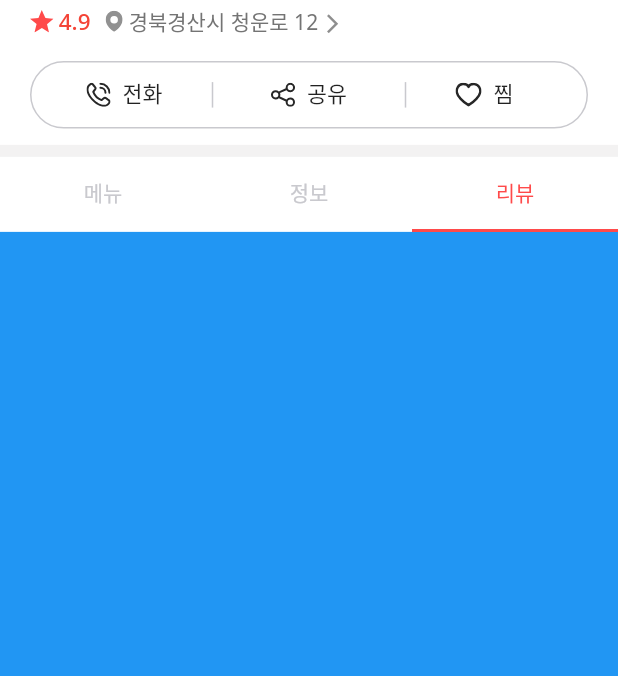
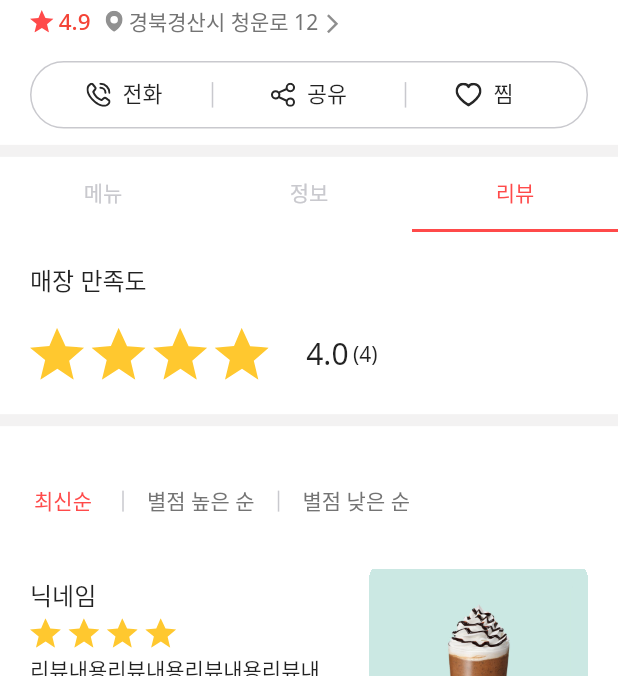
Before and after one commit to NNNsun/MeRe, a Flutter app: the StoreDetailRoot screen opened directly, tab 3 chosen, on a phone screen of 412 x 824 dp, the part 560-1236 px from its top. Run offline on Flutter 3.47's test engine with Material 2 defaults, Android fonts, the phone set to English and light mode, and no system bars; drawn by our look-alikes of extended_image, readmore, smooth_page_indicator; our stand-ins replace auto_size_text, carousel_slider, flutter_svg, fluttertoast, scroll_to_index, shared_preferences; missing offline and left inert: rect_getter; accounts and stored records are empty; project files that could hold a hidden picture were left out.

Commit message:
feat: making StoreDetailScreen & MenuDetailScreen

```diff
--- a/lib/common/const/img_path.dart
+++ b/lib/common/const/img_path.dart
@@ -28,7 +28,7 @@ const list_free = 'asset/svg/icon/component/list_free.svg';
 const list_normal = 'asset/svg/icon/component/list_normal.svg';
 const search_icon = 'asset/svg/icon/component/search_icon.svg';
 const location_icon = 'asset/svg/icon/component/location_icon.svg';
-const star_icon = 'asset/svg/icon/component/star_icon.svg';
+const black_star_icon = 'asset/svg/icon/component/black_star_icon.svg';
 const cart_btn = 'asset/svg/icon/component/cart_btn.svg';
 const home_btn = 'asset/svg/icon/component/home_btn.svg';
 const hashtag_btn = 'asset/svg/icon/component/hashtag_btn.svg';
@@ -36,3 +36,8 @@ const red_star_icon = 'asset/svg/icon/component/red_star_icon.svg';
 const call_icon = 'asset/svg/icon/component/call_icon.svg';
 const share_icon = 'asset/svg/icon/component/share_icon.svg';
 const store_heart_icon = 'asset/svg/icon/component/store_heart_icon.svg';
+const yellow_half_star = 'asset/svg/icon/component/yellow_half_star.svg';
+const yellow_star = 'asset/svg/icon/component/yellow_star.svg';
+const minus_btn = 'asset/svg/icon/component/minus_btn.svg';
+const plus_btn = 'asset/svg/icon/component/plus_btn.svg';
+const count_box = 'asset/svg/icon/component/count_box.svg';
--- a/lib/main.dart
+++ b/lib/main.dart
@@ -2,7 +2,7 @@ import 'package:flutter/material.dart';
 import 'package:flutter/services.dart';
 import 'package:new_me_re/common/const/color.dart';
 
-import 'order/component/store_detail_root.dart';
+import 'order/view/order_menu_screen.dart';
 
 void main() {
   runApp(const _App());
@@ -22,6 +22,7 @@ class _App extends StatelessWidget {
         FocusManager.instance.primaryFocus?.unfocus();
       },
       child: MaterialApp(
+          scrollBehavior: MyBehavior(),
           debugShowCheckedModeBanner: false,
           theme: ThemeData(
             fontFamily: 'NotoSans',
@@ -35,7 +36,9 @@ class _App extends StatelessWidget {
           // ),
           //routerConfig: router,
 
-          home: const StoreDetailRoot()
+          home: const OrderMenuScreen()
+          //const StoreDetailRoot()
+
           //  const SignUpAuthScreen(), // 회원가입- SMS인증
           // const SignUpUserInfoScreen(), // 회원가입- 유저정보 입력
           // const Root(),
@@ -47,3 +50,11 @@ class _App extends StatelessWidget {
     );
   }
 }
+
+class MyBehavior extends ScrollBehavior {
+  @override
+  Widget buildOverscrollIndicator(
+      BuildContext context, Widget child, ScrollableDetails details) {
+    return child;
+  }
+}
--- a/lib/order/component/store_detail_root.dart
+++ b/lib/order/component/store_detail_root.dart
@@ -2,6 +2,7 @@ import 'package:extended_image/extended_image.dart';
 import 'package:flutter/material.dart';
 import 'package:flutter_svg/svg.dart';
 import 'package:new_me_re/common/component/custom_appbar.dart';
+import 'package:new_me_re/order/view/store_review_page_screen.dart';
 import 'package:rect_getter/rect_getter.dart';
 import 'package:scroll_to_index/scroll_to_index.dart';
 import 'package:smooth_page_indicator/smooth_page_indicator.dart';
@@ -176,10 +177,11 @@ class _StoreDetailRootState extends State<StoreDetailRoot>
                   ),
                   Column(
                     children: [
-                      renderInterval(minBarSize),
+                      SizedBox(
+                        height: top <= minBarSize ? minBarSize - top + 50 : 50,
+                      ),
                       Expanded(
                         child: CustomScrollView(
-                          physics: const NeverScrollableScrollPhysics(),
                           controller: top == minBarSize
                               ? scrollController
                               : null, //null일때 안쪽 list가 딸려올라가지않음
@@ -334,9 +336,12 @@ class _StoreDetailRootState extends State<StoreDetailRoot>
                       ),
                     ],
                   ),
-                  Container(
-                    color: Colors.blue,
-                  ),
+                  StoreReviewPageScreen(
+                      ratings: 4, // 100이상인 경우 고려
+                      grade: 4.0,
+                      top: top,
+                      minBarSize: minBarSize,
+                      scrollController: scrollController),
                 ]);
           }),
         ),
@@ -674,7 +679,7 @@ class MenuSearchHeaderDelegate extends SliverPersistentHeaderDelegate {
         autofocus: false,
         isSearch: true,
         errorText: null,
-        obscureText: false,
+        obscureText: true,
       ),
     );
   }
--- a/lib/order/component/store_list_card.dart
+++ b/lib/order/component/store_list_card.dart
@@ -83,7 +83,7 @@ class StoreListCard extends StatelessWidget {
               ),
               Row(
                 children: [
-                  SvgPicture.asset(star_icon, height: 14),
+                  SvgPicture.asset(black_star_icon, height: 14),
                   Padding(
                     padding: const EdgeInsets.only(left: 4, right: 3),
                     child: Text(
--- /dev/null
+++ b/lib/order/view/store_review_page_screen.dart
@@ -0,0 +1,280 @@
+import 'package:flutter/material.dart';
+import 'package:flutter_svg/svg.dart';
+import 'package:new_me_re/common/const/color.dart';
+import 'package:new_me_re/common/const/img_path.dart';
+import 'package:readmore/readmore.dart';
+import 'package:scroll_to_index/scroll_to_index.dart';
+
+class StoreReviewPageScreen extends StatefulWidget {
+  const StoreReviewPageScreen({
+    Key? key,
+    required this.top,
+    required this.minBarSize,
+    required this.scrollController,
+    required this.grade,
+    required this.ratings,
+  }) : super(key: key);
+
+  final double top;
+  final double minBarSize;
+  final AutoScrollController scrollController;
+  final double grade;
+  final int ratings;
+
+  @override
+  State<StoreReviewPageScreen> createState() => _StoreReviewPageScreenState();
+}
+
+int reviewButton = 0;
+
+class _StoreReviewPageScreenState extends State<StoreReviewPageScreen> {
+  @override
+  Widget build(BuildContext context) {
+    int roundDown = widget.grade.ceil();
+    int round = widget.grade.round();
+    String ratingsStr = '';
+    if (widget.ratings > 100) {
+      ratingsStr = '100+';
+    } else {
+      ratingsStr = widget.ratings.toString();
+    }
+    return Container(
+      color: Colors.white,
+      child: Column(
+        children: [
+          SizedBox(
+            height: widget.top <= widget.minBarSize
+                ? widget.minBarSize - widget.top + 50
+                : 50,
+          ),
+          Expanded(
+            child: CustomScrollView(
+              controller: widget.top == widget.minBarSize
+                  ? widget.scrollController
+                  : null, //null일때 안쪽 list가 딸려올라가지않음
+              slivers: [
+                SliverList(
+                  delegate: SliverChildListDelegate([
+                    const Padding(
+                        padding: EdgeInsets.all(20.0),
+                        child: Text(
+                          '매장 만족도',
+                          style: TextStyle(
+                              fontSize: 16, fontWeight: FontWeight.w500),
+                        )),
+                    Padding(
+                      padding: const EdgeInsets.symmetric(horizontal: 20.0),
+                      child: Row(
+                        children: [
+                          for (int i = 0; i < round; i++)
+                            Padding(
+                              padding: const EdgeInsets.only(right: 5),
+                              child: SvgPicture.asset(yellow_star),
+                            ),
+                          if (roundDown != round)
+                            SvgPicture.asset(yellow_half_star),
+                          const SizedBox(width: 20),
+                          Text(
+                            '${widget.grade}',
+                            style: const TextStyle(
+                              fontSize: 20,
+                            ),
+                          ),
+                          const SizedBox(width: 3),
+                          Text(
+                            '($ratingsStr)',
+                            style: const TextStyle(
+                              fontSize: 14,
+                            ),
+                          ),
+                        ],
+                      ),
+                    ),
+                    const Padding(
+                      padding: EdgeInsets.symmetric(vertical: 30),
+                      child: Divider(
+                        color: INPUT_BORDER_COLOR,
+                        thickness: 8,
+                        height: 1,
+                      ),
+                    ),
+                  ]),
+                ),
+                SliverToBoxAdapter(
+                    child: Padding(
+                  padding: const EdgeInsets.only(left: 10),
+                  child: SizedBox(
+                    height: 40,
+                    child: Row(
+                      children: [
+                        TextButton(
+                          onPressed: () {
+                            setState(() {
+                              reviewButton = 0;
+                            });
+                          },
+                          style: TextButton.styleFrom(
+                              splashFactory: NoSplash.splashFactory,
+                              foregroundColor: reviewButton == 0
+                                  ? PRIMARY_COLOR
+                                  : IMPACT_COLOR_DARK_GRAY),
+                          child: const Text('최신순'),
+                        ),
+                        const Padding(
+                          padding: EdgeInsets.symmetric(vertical: 13),
+                          child: VerticalDivider(
+                            color: IMPACT_COLOR_LIGHT_GRAY,
+                            thickness: 1,
+                          ),
+                        ),
+                        TextButton(
+                          onPressed: () {
+                            setState(() {
+                              reviewButton = 1;
+                            });
+                          },
+                          style: TextButton.styleFrom(
+                              splashFactory: NoSplash.splashFactory,
+                              foregroundColor: reviewButton == 1
+                                  ? PRIMARY_COLOR
+                                  : IMPACT_COLOR_DARK_GRAY,
+                              disabledForegroundColor: IMPACT_COLOR_DARK_GRAY),
+                          child: const Text('별점 높은 순'),
+                        ),
+                        const Padding(
+                          padding: EdgeInsets.symmetric(vertical: 13),
+                          child: VerticalDivider(
+                            color: IMPACT_COLOR_LIGHT_GRAY,
+                            thickness: 1,
+                          ),
+                        ),
+                        TextButton(
+                          onPressed: () {
+                            setState(() {
+                              reviewButton = 2;
+                            });
+                          },
+                          style: TextButton.styleFrom(
+                              splashFactory: NoSplash.splashFactory,
+                              foregroundColor: reviewButton == 2
+                                  ? PRIMARY_COLOR
+                                  : IMPACT_COLOR_DARK_GRAY,
+                              disabledForegroundColor: IMPACT_COLOR_DARK_GRAY),
+                          child: const Text('별점 낮은 순'),
+                        ),
+                      ],
+                    ),
+                  ),
+                )),
+                SliverList(
+                  delegate: SliverChildBuilderDelegate(
+                      (BuildContext context, int index) {
+                    return Column(
+                      children: [
+                        Padding(
+                          padding: const EdgeInsets.only(left: 20),
+                          child: Row(
+                            mainAxisAlignment: MainAxisAlignment.spaceBetween,
+                            crossAxisAlignment: CrossAxisAlignment.start,
+                            children: [
+                              SizedBox(
+                                width: MediaQuery.of(context).size.width * 0.5,
+                                child: Padding(
+                                  padding:
+                                      const EdgeInsets.symmetric(vertical: 30),
+                                  child: Column(
+                                    crossAxisAlignment:
+                                        CrossAxisAlignment.start,
+                                    children: [
+                                      const Text(
+                                        '닉네임',
+                                        style: TextStyle(
+                                            fontSize: 16,
+                                            fontWeight: FontWeight.w500),
+                                      ),
+                                      Padding(
+                                        padding: const EdgeInsets.symmetric(
+                                            vertical: 4),
+                                        child: Row(
+                                          children: [
+                                            for (int i = 0; i < round; i++)
+                                              Padding(
+                                                padding: const EdgeInsets.only(
+                                                    right: 5),
+                                                child: SvgPicture.asset(
+                                                  yellow_star,
+                                                  width: MediaQuery.of(context)
+                                                          .size
+                                                          .width *
+                                                      0.05,
+                                                ),
+                                              ),
+                                            if (roundDown != round)
+                                              SvgPicture.asset(
+                                                yellow_half_star,
+                                                width: MediaQuery.of(context)
+                                                        .size
+                                                        .width *
+                                                    0.05,
+                                              ),
+                                            const SizedBox(width: 10),
+                                          ],
+                                        ),
+                                      ),
+                                      const ReadMoreText(
+                                        '리뷰내용리뷰내용리뷰내용리뷰내용리뷰내용리뷰내용리뷰내용리뷰내용리뷰내 용리뷰내  용리뷰내용리뷰내용리뷰내용리뷰내용리뷰내용리뷰내용리뷰내용리뷰내용리뷰내용리뷰내용리뷰내용리뷰내 용리뷰내  용리뷰내용리뷰내용리뷰내용리뷰내용리뷰내용리뷰내용리뷰내용리뷰내용리뷰내용리뷰내용리뷰내용리뷰내 용리뷰내  용리뷰내용리뷰내용리뷰내용리뷰내용리뷰내용리뷰내용리뷰내용리뷰내용리뷰내용리뷰내용리뷰내용리뷰내 용리뷰내  용리뷰내용리뷰내용리뷰내용',
+                                        trimLines: 3,
+                                        textAlign: TextAlign.start,
+                                        trimMode: TrimMode.Line,
+                                        trimCollapsedText: ' 더보기',
+                                        trimExpandedText: ' 접기',
+                                        moreStyle: TextStyle(
+                                            color: BODY_TEXT_COLOR_GRAY,
+                                            fontSize: 12,
+                                            fontWeight: FontWeight.bold),
+                                        lessStyle: TextStyle(
+                                            color: BODY_TEXT_COLOR_GRAY,
+                                            fontSize: 12,
+                                            fontWeight: FontWeight.bold),
+                                      ),
+                                    ],
+                                  ),
+                                ),
+                              ),
+                              Expanded(
+                                child: Padding(
+                                  padding: const EdgeInsets.all(20.0),
+                                  child: Container(
+                                    clipBehavior: Clip.hardEdge,
+                                    decoration: BoxDecoration(
+                                      borderRadius: BorderRadius.circular(12),
+                                    ),
+                                    child: Image.asset(
+                                      'asset/temp/home_img/cafe_data_img/cafe_menu/menu_4.jpg',
+                                      height:
+                                          MediaQuery.of(context).size.height *
+                                              0.19,
+                                    ),
+                                  ),
+                                ),
+                              )
+                            ],
+                          ),
+                        ),
+                        if (index != (10 - 1))
+                          const Divider(
+                            height: 3,
+                            color: IMPACT_COLOR_LIGHT_GRAY,
+                          ),
+                      ],
+                    );
+                  }, childCount: 10),
+                ),
+              ],
+            ),
+          ),
+        ],
+      ),
+    );
+  }
+}
--- a/pubspec.yaml
+++ b/pubspec.yaml
@@ -60,6 +60,7 @@ dependencies:
   scroll_to_index: ^3.0.1
   scrollable_list_tabview: ^0.1.6
   rect_getter: ^1.1.0
+  readmore: ^2.2.0
 
 dev_dependencies:
   flutter_test:
```
Also changed, not shown: lib/common/const/service_logic.dart (added, +8 -0 lines), lib/common/layout/default_layout.dart (+24 -1 lines), lib/order/view/order_menu_screen.dart (added, +142 -0 lines), asset/svg/icon/component/black_star_icon.svg (renamed from asset/svg/icon/component/star_icon.svg), asset/svg/icon/component/count_box.svg (added), asset/svg/icon/component/minus_btn.svg (added), asset/svg/icon/component/plus_btn.svg (added), asset/svg/icon/component/yellow_half_star.svg (added), asset/svg/icon/component/yellow_star.svg (added), pubspec.lock.
